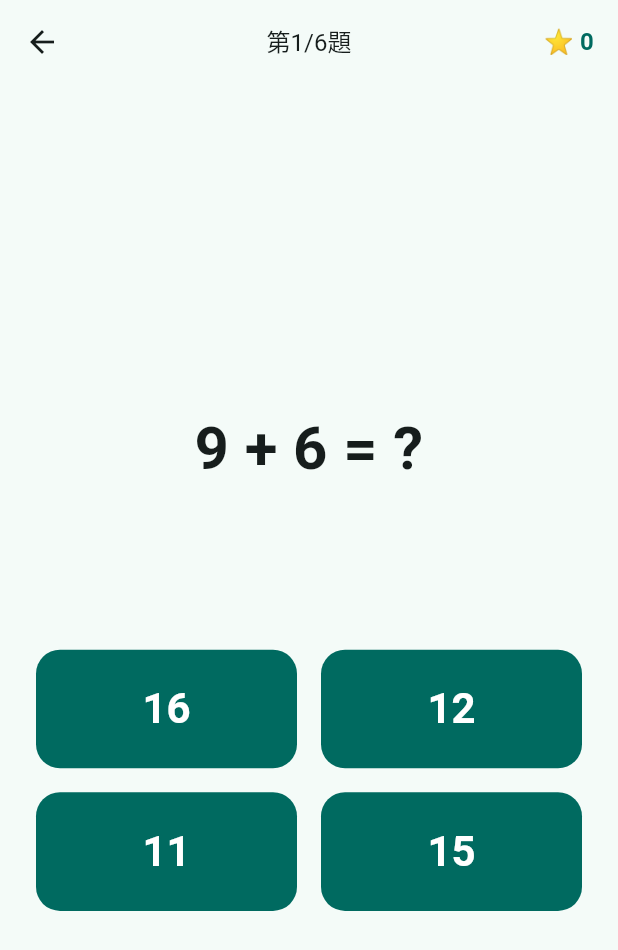
After one commit to gratine-kitchen/app-for-mom, a Flutter app: the MathQuizScreen screen opened directly, on a phone screen of 412 x 824 dp. The commit adds this screen. Shown: the top 950 px of the screen. Run offline on Flutter 3.47's test engine with Material 3 defaults, Android fonts, the phone set to English and light mode, and no system bars; our stand-ins replace cloud_firestore, firebase_core; accounts and stored records are empty.

Commit message:
feat: add brain-training mini-games with Math Quiz
- Add MathQuizGame class: single-digit arithmetic with 4 multiple-choice options
- Add GameSelectorSheet: bottom sheet listing available games
- Add MathQuizScreen: full-screen quiz with correct/wrong feedback via haptics
- Add games icon button to HomeScreen AppBar
- 6 questions per round, no timer, tactile feedback on answer
- Bilingual strings for all game UI labels

```diff
--- /dev/null
+++ b/lib/games/math_quiz_game.dart
@@ -0,0 +1,141 @@
+import 'dart:math';
+
+/// A single arithmetic question with 4 multiple-choice options.
+class MathQuestion {
+  final int a;
+  final int b;
+  final String operator;
+  final int answer;
+  final List<int> options;
+
+  const MathQuestion({
+    required this.a,
+    required this.b,
+    required this.operator,
+    required this.answer,
+    required this.options,
+  });
+
+  /// Returns the question text, e.g. "3 + 5 = ?"
+  String get displayText => '$a $operator $b = ?';
+}
+
+/// Generates and manages a round of single-digit arithmetic questions.
+///
+/// Questions use operands 1–9 with addition (+) or subtraction (−).
+/// Subtraction always produces a non-negative result.
+/// Each question has 4 answer choices: 1 correct + 3 distractors.
+class MathQuizGame {
+  static const int defaultTotalQuestions = 6;
+
+  final int totalQuestions;
+  final List<MathQuestion> _questions = [];
+  int _currentIndex = 0;
+  int _score = 0;
+
+  MathQuizGame({this.totalQuestions = defaultTotalQuestions}) {
+    _generateQuestions();
+  }
+
+  /// The list of all questions in this round.
+  List<MathQuestion> get questions => List.unmodifiable(_questions);
+
+  /// The current question index (0-based).
+  int get currentIndex => _currentIndex;
+
+  /// Number of correct answers so far.
+  int get score => _score;
+
+  /// Total questions in this round.
+  int get length => _questions.length;
+
+  /// Whether all questions have been answered.
+  bool get isFinished => _currentIndex >= _questions.length;
+
+  /// The current question, or null if finished.
+  MathQuestion? get currentQuestion =>
+      isFinished ? null : _questions[_currentIndex];
+
+  /// Checks [selected] against the current question's correct answer.
+  /// Returns true if correct. Advances to the next question.
+  bool checkAnswer(int selected) {
+    if (isFinished) return false;
+
+    final correct = _questions[_currentIndex].answer == selected;
+    if (correct) _score++;
+    _currentIndex++;
+    return correct;
+  }
+
+  /// Resets and regenerates all questions for a new round.
+  void restart() {
+    _currentIndex = 0;
+    _score = 0;
+    _generateQuestions();
+  }
+
+  // ---- Private ----
+
+  void _generateQuestions() {
+    _questions.clear();
+    final random = Random();
+
+    for (int i = 0; i < totalQuestions; i++) {
+      final isAdd = random.nextBool();
+      final a = random.nextInt(9) + 1; // 1–9
+
+      int b;
+      int answer;
+      String op;
+
+      if (isAdd) {
+        b = random.nextInt(9) + 1;
+        answer = a + b;
+        op = '+';
+      } else {
+        b = random.nextInt(a + 1); // ensure a - b >= 0
+        answer = a - b;
+        op = '−';
+      }
+
+      final distractors = _generateDistractors(answer, random);
+      final options = [...distractors, answer]..shuffle(random);
+
+      _questions.add(MathQuestion(
+        a: a,
+        b: b,
+        operator: op,
+        answer: answer,
+        options: options,
+      ));
+    }
+  }
+
+  /// Generates 3 unique wrong answers close to [correct].
+  Set<int> _generateDistractors(int correct, Random random) {
+    final distractors = <int>{};
+
+    // Build a pool of candidates around the correct answer.
+    final candidates = <int>[];
+    for (int offset = -4; offset <= 4; offset++) {
+      final candidate = correct + offset;
+      if (candidate != correct && candidate >= 0 && candidate <= 20) {
+        candidates.add(candidate);
+      }
+    }
+    candidates.shuffle(random);
+
+    for (final c in candidates) {
+      if (distractors.length >= 3) break;
+      if (c != correct) distractors.add(c);
+    }
+
+    // Fallback: just in case the pool was too small
+    while (distractors.length < 3) {
+      final fallback = random.nextInt(20);
+      if (fallback != correct) distractors.add(fallback);
+    }
+
+    return distractors;
+  }
+}
--- a/lib/l10n/app_strings.dart
+++ b/lib/l10n/app_strings.dart
@@ -83,4 +83,53 @@ class AppStrings {
 
   /// Wrong passcode error
   static const String wrongPasscode = '密碼錯誤，請重試。\nWrong passcode, please try again.';
+
+  // ---------------------------------------------------------------------------
+  // Games
+  // ---------------------------------------------------------------------------
+
+  /// Games button tooltip (AppBar)
+  static const String gamesTooltip = '小遊戲 / Games';
+
+  /// Game selector sheet title
+  static const String selectGame = '選擇遊戲\nSelect a Game';
+
+  // -- Math Quiz --
+
+  /// Math quiz game name
+  static const String mathQuizName = '數學算術 / Math Quiz';
+
+  /// Math quiz game description
+  static const String mathQuizDesc = '簡單加減法練習\nSimple addition & subtraction';
+
+  /// Quiz progress indicator (e.g. 第3/6題)
+  static String quizProgress(int current, int total) => '第$current/$total題';
+
+  /// Score display (e.g. ⭐ 4)
+  static String score(int correct) => '⭐ $correct';
+
+  /// Correct answer feedback
+  static const String correctAnswer = '正確！\nCorrect!';
+
+  /// Wrong answer feedback
+  static const String wrongAnswer = '不對哦\nNot quite';
+
+  /// Quiz result title
+  static const String quizComplete = '完成了！\nAll Done!';
+
+  /// Quiz result subtitle
+  static String quizScore(int correct, int total) =>
+      '你答對了$correct題！\nYou got $correct out of $total right!';
+
+  /// Play again button
+  static const String playAgain = '再玩一次 / Play Again';
+
+  /// Back navigation
+  static const String back = '返回 / Back';
+
+  /// Operator display for addition
+  static const String operatorAdd = '+';
+
+  /// Operator display for subtraction
+  static const String operatorSub = '−';
 }
--- /dev/null
+++ b/lib/screens/games/math_quiz_screen.dart
@@ -0,0 +1,278 @@
+import 'package:flutter/material.dart';
+import 'package:flutter/services.dart';
+
+import '../../games/math_quiz_game.dart';
+import '../../l10n/app_strings.dart';
+
+/// Full-screen arithmetic quiz with multiple-choice answers.
+class MathQuizScreen extends StatefulWidget {
+  const MathQuizScreen({super.key});
+
+  @override
+  State<MathQuizScreen> createState() => _MathQuizScreenState();
+}
+
+class _MathQuizScreenState extends State<MathQuizScreen> {
+  late MathQuizGame _game;
+
+  /// Whether we are currently showing feedback (correct/wrong flash).
+  bool _showingFeedback = false;
+
+  /// The index of the option the user selected (-1 = none yet).
+  int? _selectedOptionIndex;
+
+  @override
+  void initState() {
+    super.initState();
+    _game = MathQuizGame();
+  }
+
+  void _onOptionSelected(int selectedValue) {
+    if (_showingFeedback || _game.isFinished) return;
+
+    final isCorrect = _game.checkAnswer(selectedValue);
+
+    HapticFeedback.lightImpact();
+
+    setState(() {
+      _showingFeedback = true;
+      // Find which option was tapped so we can highlight it.
+      final question = _game.questions[_game.currentIndex - 1];
+      _selectedOptionIndex = question.options.indexOf(selectedValue);
+    });
+
+    Future.delayed(
+      isCorrect ? const Duration(milliseconds: 600) : const Duration(milliseconds: 1000),
+      () {
+        if (!mounted) return;
+        setState(() {
+          _showingFeedback = false;
+          _selectedOptionIndex = null;
+        });
+      },
+    );
+  }
+
+  void _playAgain() {
+    setState(() {
+      _game.restart();
+    });
+  }
+
+  void _goBack() {
+    Navigator.of(context).pop();
+  }
+
+  @override
+  Widget build(BuildContext context) {
+    if (_game.isFinished) {
+      return _buildResultScreen();
+    }
+    return _buildQuizScreen();
+  }
+
+  // ---- Quiz Screen ----
+
+  Widget _buildQuizScreen() {
+    final question = _game.currentQuestion!;
+    final theme = Theme.of(context);
+
+    return Scaffold(
+      appBar: AppBar(
+        leading: IconButton(
+          icon: const Icon(Icons.arrow_back),
+          tooltip: AppStrings.back,
+          onPressed: _goBack,
+        ),
+        title: Text(
+          AppStrings.quizProgress(_game.currentIndex + 1, _game.length),
+          style: const TextStyle(fontSize: 16),
+        ),
+        centerTitle: true,
+        actions: [
+          Padding(
+            padding: const EdgeInsets.only(right: 16),
+            child: Center(
+              child: Text(
+                AppStrings.score(_game.score),
+                style: theme.textTheme.titleMedium?.copyWith(
+                  fontWeight: FontWeight.bold,
+                  color: theme.colorScheme.primary,
+                ),
+              ),
+            ),
+          ),
+        ],
+      ),
+      body: SafeArea(
+        child: Padding(
+          padding: const EdgeInsets.symmetric(horizontal: 24),
+          child: Column(
+            children: [
+              const Spacer(flex: 2),
+
+              // ---- Question ----
+              Text(
+                question.displayText,
+                textAlign: TextAlign.center,
+                style: TextStyle(
+                  fontSize: 40,
+                  fontWeight: FontWeight.bold,
+                  color: theme.colorScheme.onSurface,
+                  height: 1.3,
+                ),
+              ),
+
+              const Spacer(flex: 1),
+
+              // ---- Answer Grid (2×2) ----
+              SizedBox(
+                width: double.infinity,
+                child: GridView.count(
+                  crossAxisCount: 2,
+                  shrinkWrap: true,
+                  physics: const NeverScrollableScrollPhysics(),
+                  mainAxisSpacing: 16,
+                  crossAxisSpacing: 16,
+                  childAspectRatio: 2.2,
+                  children: question.options.map((value) {
+                    return _AnswerButton(
+                      value: value,
+                      correctAnswer: question.answer,
+                      showingFeedback: _showingFeedback,
+                      isSelected: question.options.indexOf(value) ==
+                          _selectedOptionIndex,
+                      onTap: () => _onOptionSelected(value),
+                    );
+                  }).toList(),
+                ),
+              ),
+
+              const Spacer(flex: 2),
+            ],
+          ),
+        ),
+      ),
+    );
+  }
+
+  // ---- Result Screen ----
+
+  Widget _buildResultScreen() {
+    final theme = Theme.of(context);
+    final correct = _game.score;
+    final total = _game.length;
+
+    return Scaffold(
+      appBar: AppBar(
+        leading: IconButton(
+          icon: const Icon(Icons.arrow_back),
+          tooltip: AppStrings.back,
+          onPressed: _goBack,
+        ),
+      ),
+      body: SafeArea(
+        child: Center(
+          child: Padding(
+            padding: const EdgeInsets.symmetric(horizontal: 32),
+            child: Column(
+              mainAxisSize: MainAxisSize.min,
+              children: [
+                Icon(
+                  correct == total ? Icons.emoji_events : Icons.celebration_outlined,
+                  size: 72,
+                  color: theme.colorScheme.primary,
+                ),
+                const SizedBox(height: 24),
+                Text(
+                  AppStrings.quizComplete,
+                  textAlign: TextAlign.center,
+                  style: theme.textTheme.headlineMedium?.copyWith(
+                    fontWeight: FontWeight.bold,
+                    height: 1.4,
+                  ),
+                ),
+                const SizedBox(height: 12),
+                Text(
+                  AppStrings.quizScore(correct, total),
+                  textAlign: TextAlign.center,
+                  style: theme.textTheme.titleLarge?.copyWith(
+                    color: theme.colorScheme.onSurface.withValues(alpha: 0.7),
+                    height: 1.4,
+                  ),
+                ),
+                const SizedBox(height: 40),
+                FilledButton.icon(
+                  onPressed: _playAgain,
+                  icon: const Icon(Icons.refresh),
+                  label: Text(AppStrings.playAgain),
+                ),
+                const SizedBox(height: 12),
+                OutlinedButton(
+                  onPressed: _goBack,
+                  child: Text(AppStrings.back),
+                ),
+              ],
+            ),
+          ),
+        ),
+      ),
+    );
+  }
+}
+
+/// A single answer option button with feedback coloring.
+class _AnswerButton extends StatelessWidget {
+  final int value;
+  final int correctAnswer;
+  final bool showingFeedback;
+  final bool isSelected;
+  final VoidCallback onTap;
+
+  const _AnswerButton({
+    required this.value,
+    required this.correctAnswer,
+    required this.showingFeedback,
+    required this.isSelected,
+    required this.onTap,
+  });
+
+  @override
+  Widget build(BuildContext context) {
+    final theme = Theme.of(context);
+
+    // Determine button color based on feedback state.
+    Color? backgroundColor;
+    Color? foregroundColor;
+
+    if (showingFeedback) {
+      if (value == correctAnswer) {
+        backgroundColor = Colors.green;
+        foregroundColor = Colors.white;
+      } else if (isSelected) {
+        backgroundColor = Colors.red;
+        foregroundColor = Colors.white;
+      } else {
+        backgroundColor = theme.colorScheme.surfaceContainerHighest;
+        foregroundColor = theme.colorScheme.onSurface.withValues(alpha: 0.3);
+      }
+    }
+
+    return SizedBox(
+      width: double.infinity,
+      child: FilledButton(
+        onPressed: showingFeedback ? null : onTap,
+        style: FilledButton.styleFrom(
+          backgroundColor: backgroundColor,
+          foregroundColor: foregroundColor,
+          textStyle: const TextStyle(fontSize: 28, fontWeight: FontWeight.w600),
+          padding: const EdgeInsets.symmetric(vertical: 16),
+          shape: RoundedRectangleBorder(
+            borderRadius: BorderRadius.circular(16),
+          ),
+        ),
+        child: Text('$value'),
+      ),
+    );
+  }
+}
```
Also changed, not shown: lib/screens/games/game_selector_sheet.dart (added, +148 -0 lines), lib/screens/home_screen.dart (+12 -0 lines), 1 other file.
